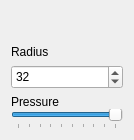
The window that src/toolSettings/BlurSettingsWidget.ui (PhotoFlare/photoflare) describes before a commit, drawn with Qt 5.
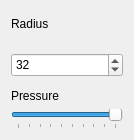
The same window after the commit.

Commit message: Fixed top margin for tool setting widgets

Diff of the .ui file:
```diff
--- a/src/toolSettings/BlurSettingsWidget.ui
+++ b/src/toolSettings/BlurSettingsWidget.ui
@@ -13,22 +13,12 @@
   <property name="windowTitle">
    <string>Form</string>
   </property>
-  <layout class="QVBoxLayout" name="verticalLayout_2">
-   <item>
+  <layout class="QGridLayout" name="gridLayout">
+   <property name="topMargin">
+    <number>0</number>
+   </property>
+   <item row="0" column="0">
     <layout class="QVBoxLayout" name="verticalLayout">
-     <item>
-      <spacer name="verticalSpacer">
-       <property name="orientation">
-        <enum>Qt::Vertical</enum>
-       </property>
-       <property name="sizeHint" stdset="0">
-        <size>
-         <width>20</width>
-         <height>40</height>
-        </size>
-       </property>
-      </spacer>
-     </item>
      <item>
       <widget class="QLabel" name="label_3">
        <property name="text">
```
Left out of the diff: 4 changed lines with no effect on the pictures. The commit also changes 9 other files.
